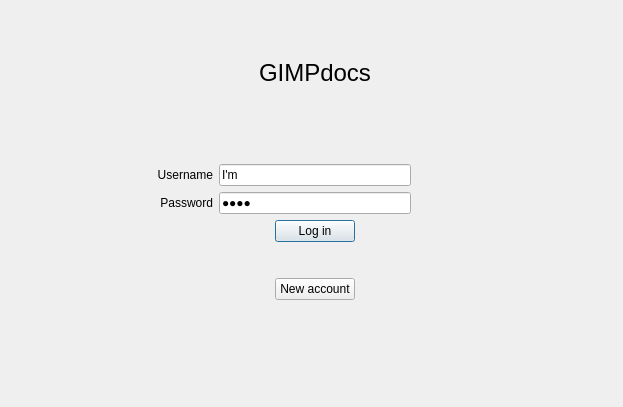
Before: the Qt Designer form CLIENT/GUI/ui/gui_login.ui in GiuliCler/GIMPteam, drawn with Qt 5.
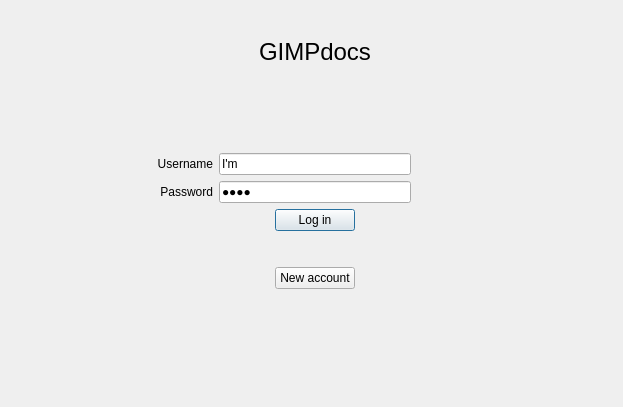
After: the same form once the commit is applied.

The edit to the form file:
```diff
--- a/CLIENT/GUI/ui/gui_login.ui
+++ b/CLIENT/GUI/ui/gui_login.ui
@@ -13,7 +13,66 @@
   <property name="windowTitle">
    <string>Form</string>
   </property>
-  <layout class="QGridLayout" name="gridLayout" rowstretch="2,0,3,0,0,0,4" columnstretch="1,1,0,2">
+  <layout class="QGridLayout" name="gridLayout" rowstretch="1,0,3,0,0,0,4" columnstretch="1,1,0,2">
+   <item row="4" column="1">
+    <widget class="QLabel" name="label_2">
+     <property name="cursor">
+      <cursorShape>IBeamCursor</cursorShape>
+     </property>
+     <property name="text">
+      <string>Password</string>
+     </property>
+     <property name="alignment">
+      <set>Qt::AlignRight|Qt::AlignTrailing|Qt::AlignVCenter</set>
+     </property>
+     <property name="textInteractionFlags">
+      <set>Qt::LinksAccessibleByMouse|Qt::TextSelectableByMouse</set>
+     </property>
+    </widget>
+   </item>
+   <item row="4" column="0">
+    <spacer name="horizontalSpacer_5">
+     <property name="orientation">
+      <enum>Qt::Horizontal</enum>
+     </property>
+     <property name="sizeHint" stdset="0">
+      <size>
+       <width>109</width>
+       <height>20</height>
+      </size>
+     </property>
+    </spacer>
+   </item>
+   <item row="3" column="2">
+    <widget class="QLineEdit" name="usernameLineEdit">
+     <property name="text">
+      <string>I'm</string>
+     </property>
+    </widget>
+   </item>
+   <item row="4" column="2">
+    <widget class="QLineEdit" name="passwordLineEdit">
+     <property name="text">
+      <string>lazy</string>
+     </property>
+     <property name="echoMode">
+      <enum>QLineEdit::Password</enum>
+     </property>
+    </widget>
+   </item>
+   <item row="3" column="3" rowspan="2">
+    <spacer name="horizontalSpacer_4">
+     <property name="orientation">
+      <enum>Qt::Horizontal</enum>
+     </property>
+     <property name="sizeHint" stdset="0">
+      <size>
+       <width>164</width>
+       <height>20</height>
+      </size>
+     </property>
+    </spacer>
+   </item>
    <item row="0" column="2">
     <spacer name="verticalSpacer_2">
      <property name="orientation">
@@ -107,15 +166,8 @@
      </property>
     </widget>
    </item>
-   <item row="3" column="2">
-    <widget class="QLineEdit" name="usernameLineEdit">
-     <property name="text">
-      <string>I'm</string>
-     </property>
-    </widget>
-   </item>
-   <item row="3" column="3" rowspan="2">
-    <spacer name="horizontalSpacer_4">
+   <item row="6" column="2">
+    <spacer name="verticalSpacer_3">
      <property name="orientation">
       <enum>Qt::Horizontal</enum>
      </property>
@@ -140,32 +192,6 @@
      </property>
     </spacer>
    </item>
-   <item row="4" column="1">
-    <widget class="QLabel" name="label_2">
-     <property name="cursor">
-      <cursorShape>IBeamCursor</cursorShape>
-     </property>
-     <property name="text">
-      <string>Password</string>
-     </property>
-     <property name="alignment">
-      <set>Qt::AlignRight|Qt::AlignTrailing|Qt::AlignVCenter</set>
-     </property>
-     <property name="textInteractionFlags">
-      <set>Qt::LinksAccessibleByMouse|Qt::TextSelectableByMouse</set>
-     </property>
-    </widget>
-   </item>
-   <item row="4" column="2">
-    <widget class="QLineEdit" name="passwordLineEdit">
-     <property name="text">
-      <string>lazy</string>
-     </property>
-     <property name="echoMode">
-      <enum>QLineEdit::Password</enum>
-     </property>
-    </widget>
-   </item>
    <item row="5" column="2">
     <layout class="QHBoxLayout" name="horizontalLayout">
      <item>
```
Left out of the diff: 42 changed lines with no effect on the pictures.
